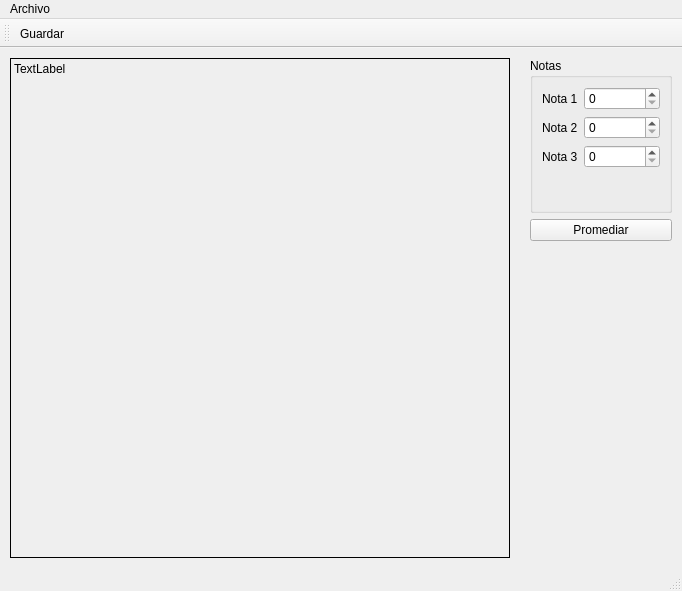
Before: the Qt Designer form principal.ui in thediegocoder/Qt-Graficos-02, drawn with Qt 5.
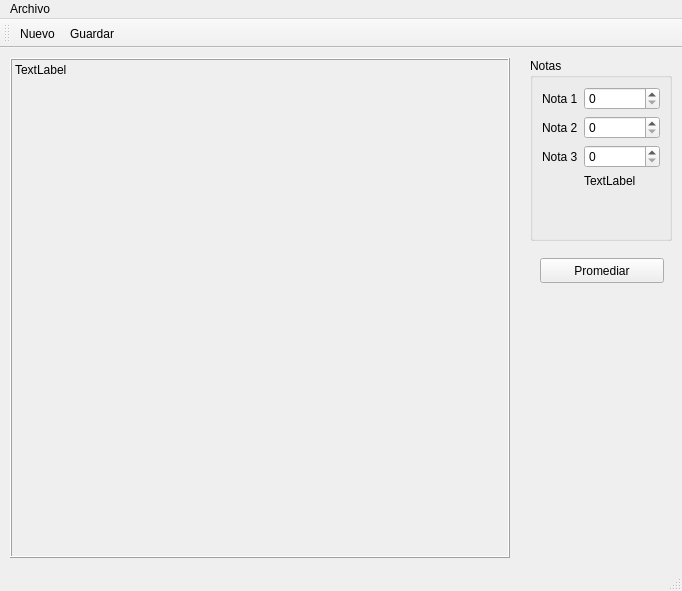
After: the same form once the commit is applied. Icons and pictures are not drawn.

Diff of the .ui file:
```diff
--- a/principal.ui
+++ b/principal.ui
@@ -32,6 +32,12 @@
     <property name="frameShape">
      <enum>QFrame::Box</enum>
     </property>
+    <property name="frameShadow">
+     <enum>QFrame::Raised</enum>
+    </property>
+    <property name="lineWidth">
+     <number>1</number>
+    </property>
     <property name="text">
      <string>TextLabel</string>
     </property>
@@ -83,20 +89,37 @@
          </widget>
         </item>
         <item row="2" column="1">
-         <widget class="QSpinBox" name="spinBox_3"/>
+         <widget class="QSpinBox" name="inNota3">
+          <property name="maximum">
+           <number>100</number>
+          </property>
+         </widget>
+        </item>
+        <item row="3" column="1">
+         <widget class="QLabel" name="inPromedio">
+          <property name="text">
+           <string>TextLabel</string>
+          </property>
+         </widget>
         </item>
        </layout>
       </widget>
      </item>
-     <item>
-      <widget class="QPushButton" name="pushButton">
-       <property name="text">
-        <string>Promediar</string>
-       </property>
-      </widget>
-     </item>
     </layout>
    </widget>
+   <widget class="QPushButton" name="btnPromediar">
+    <property name="geometry">
+     <rect>
+      <x>540</x>
+      <y>210</y>
+      <width>124</width>
+      <height>25</height>
+     </rect>
+    </property>
+    <property name="text">
+     <string>Promediar</string>
+    </property>
+   </widget>
   </widget>
   <widget class="QMenuBar" name="menubar">
    <property name="geometry">
@@ -127,6 +150,7 @@
    <attribute name="toolBarBreak">
     <bool>false</bool>
    </attribute>
+   <addaction name="actionNuevo"/>
    <addaction name="actionGuardar"/>
   </widget>
   <action name="actionGuardar">
@@ -149,6 +173,18 @@
     <string>Ctrl+Q</string>
    </property>
   </action>
+  <action name="actionNuevo">
+   <property name="icon">
+    <iconset resource="Resources.qrc">
+     <normaloff>:/img/new-document.png</normaloff>:/img/new-document.png</iconset>
+   </property>
+   <property name="text">
+    <string>&amp;Nuevo</string>
+   </property>
+   <property name="shortcut">
+    <string>Ctrl+N</string>
+   </property>
+  </action>
  </widget>
  <resources>
   <include location="Resources.qrc"/>
```
Left out of the diff: 15 changed lines with no effect on the pictures.
